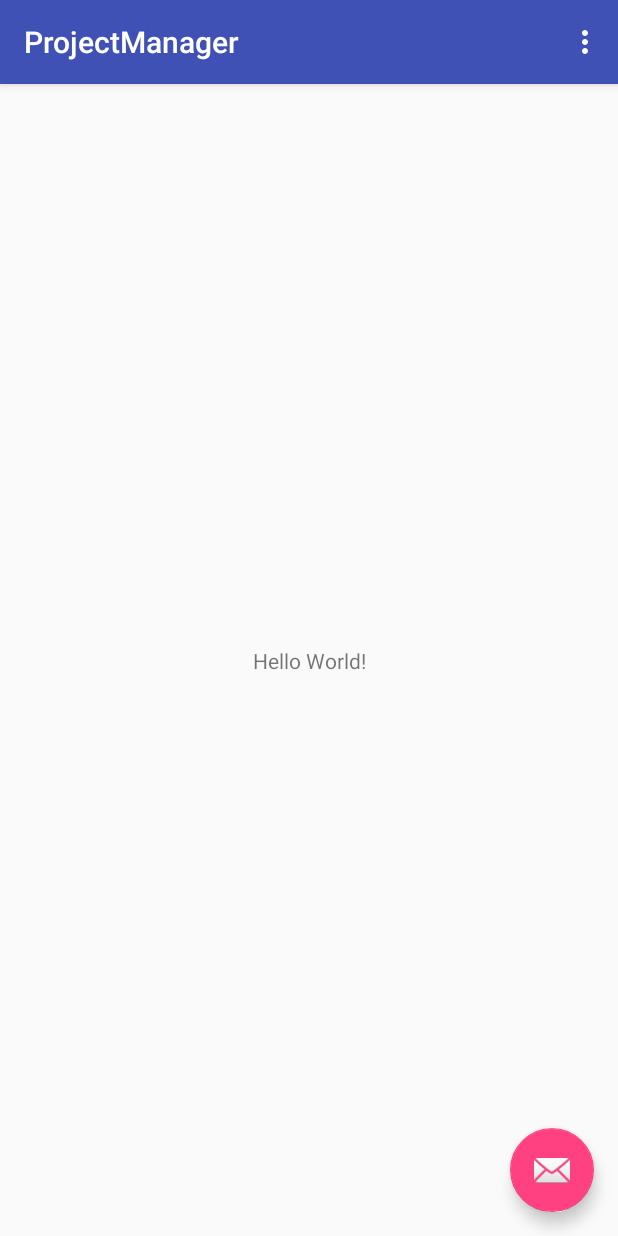
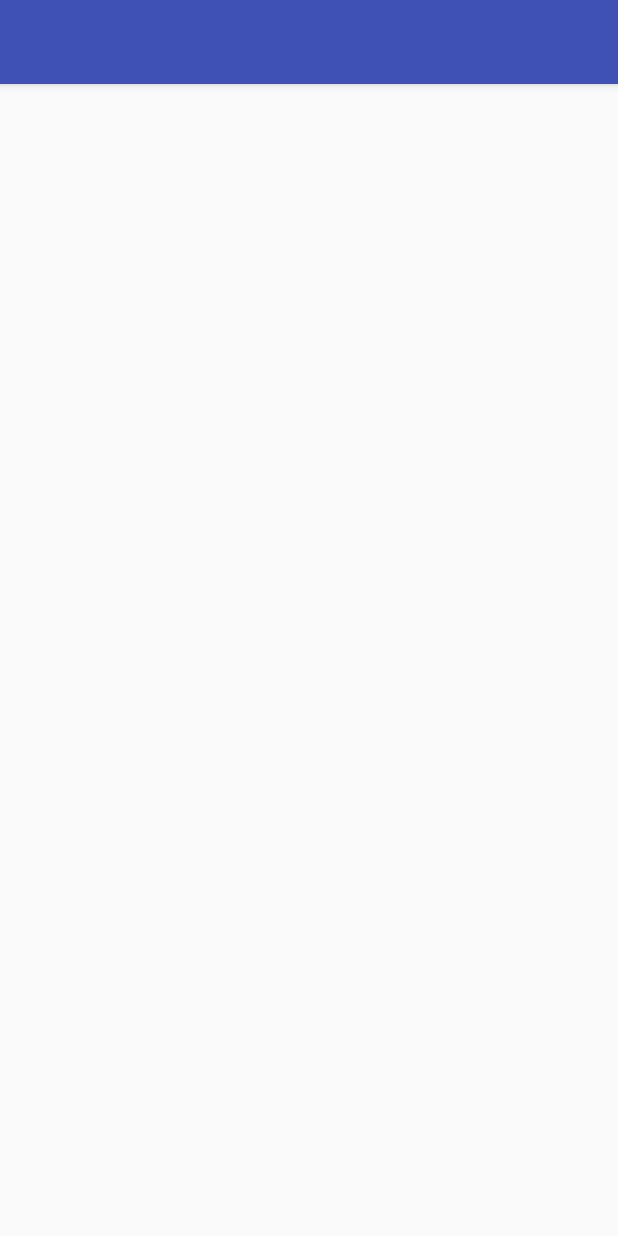
Before and after one commit to Pakistanp/ProjectManager, an Android app: the screen it shows after launch (LoginActivity), on a phone screen of 412 x 824 dp. Run offline under Robolectric (Android 15) with nearby library versions, the phone set to English and light mode, and no system bars.

Commit message:
Edit LoginActivity view

```diff
--- a/app/src/main/java/com/example/piotr/projectmanager/LoginActivity.java
+++ b/app/src/main/java/com/example/piotr/projectmanager/LoginActivity.java
@@ -15,38 +15,7 @@ public class LoginActivity extends AppCompatActivity {
     protected void onCreate(Bundle savedInstanceState) {
         super.onCreate(savedInstanceState);
         setContentView(R.layout.activity_login);
-        Toolbar toolbar = (Toolbar) findViewById(R.id.toolbar);
-        setSupportActionBar(toolbar);
-
-        FloatingActionButton fab = (FloatingActionButton) findViewById(R.id.fab);
-        fab.setOnClickListener(new View.OnClickListener() {
-            @Override
-            public void onClick(View view) {
-                Snackbar.make(view, "Replace with your own action", Snackbar.LENGTH_LONG)
-                        .setAction("Action", null).show();
-            }
-        });
-    }
-
-    @Override
-    public boolean onCreateOptionsMenu(Menu menu) {
-        // Inflate the menu; this adds items to the action bar if it is present.
-        getMenuInflater().inflate(R.menu.menu_login, menu);
-        return true;
-    }
-
-    @Override
-    public boolean onOptionsItemSelected(MenuItem item) {
-        // Handle action bar item clicks here. The action bar will
-        // automatically handle clicks on the Home/Up button, so long
-        // as you specify a parent activity in AndroidManifest.xml.
-        int id = item.getItemId();
-
-        //noinspection SimplifiableIfStatement
-        if (id == R.id.action_settings) {
-            return true;
-        }
-
-        return super.onOptionsItemSelected(item);
+       // Toolbar toolbar = (Toolbar) findViewById(R.id.toolbar);
+       // setSupportActionBar(toolbar);
     }
 }
--- a/app/src/main/res/layout/activity_login.xml
+++ b/app/src/main/res/layout/activity_login.xml
@@ -22,12 +22,5 @@
 
     <include layout="@layout/content_login" />
 
-    <android.support.design.widget.FloatingActionButton
-        android:id="@+id/fab"
-        android:layout_width="wrap_content"
-        android:layout_height="wrap_content"
-        android:layout_gravity="bottom|end"
-        android:layout_margin="@dimen/fab_margin"
-        app:srcCompat="@android:drawable/ic_dialog_email" />
 
 </android.support.design.widget.CoordinatorLayout>
--- a/app/src/main/res/layout/content_login.xml
+++ b/app/src/main/res/layout/content_login.xml
@@ -8,13 +8,4 @@
     tools:context="com.example.piotr.projectmanager.LoginActivity"
     tools:showIn="@layout/activity_login">
 
-    <TextView
-        android:layout_width="wrap_content"
-        android:layout_height="wrap_content"
-        android:text="Hello World!"
-        app:layout_constraintBottom_toBottomOf="parent"
-        app:layout_constraintLeft_toLeftOf="parent"
-        app:layout_constraintRight_toRightOf="parent"
-        app:layout_constraintTop_toTopOf="parent" />
-
 </android.support.constraint.ConstraintLayout>
```
